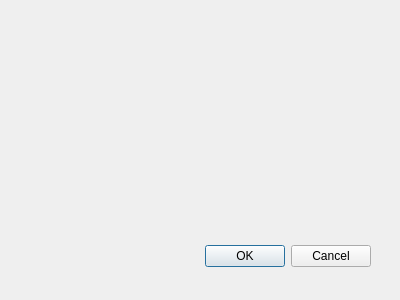
This is RecipeDataSeeding/measure.ui in bigdog765/qt-database as Qt 5 draws it before an edit. The edited form follows.
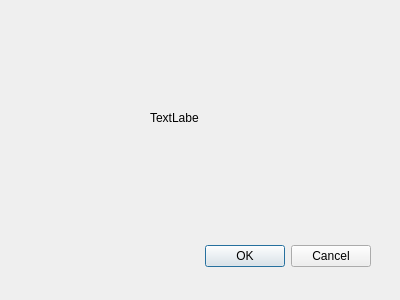
This is the edited form.

Commit message: ingredient id wip

Patch:
```diff
--- a/RecipeDataSeeding/measure.ui
+++ b/RecipeDataSeeding/measure.ui
@@ -31,6 +31,19 @@
     <set>QDialogButtonBox::Cancel|QDialogButtonBox::Ok</set>
    </property>
   </widget>
+  <widget class="QLabel" name="measureIngredient">
+   <property name="geometry">
+    <rect>
+     <x>150</x>
+     <y>110</y>
+     <width>49</width>
+     <height>16</height>
+    </rect>
+   </property>
+   <property name="text">
+    <string>TextLabel</string>
+   </property>
+  </widget>
  </widget>
  <pixmapfunction/>
  <resources/>
```
Left out of the diff: 5 changed lines with no effect on the pictures. The commit also changes 16 other files.
